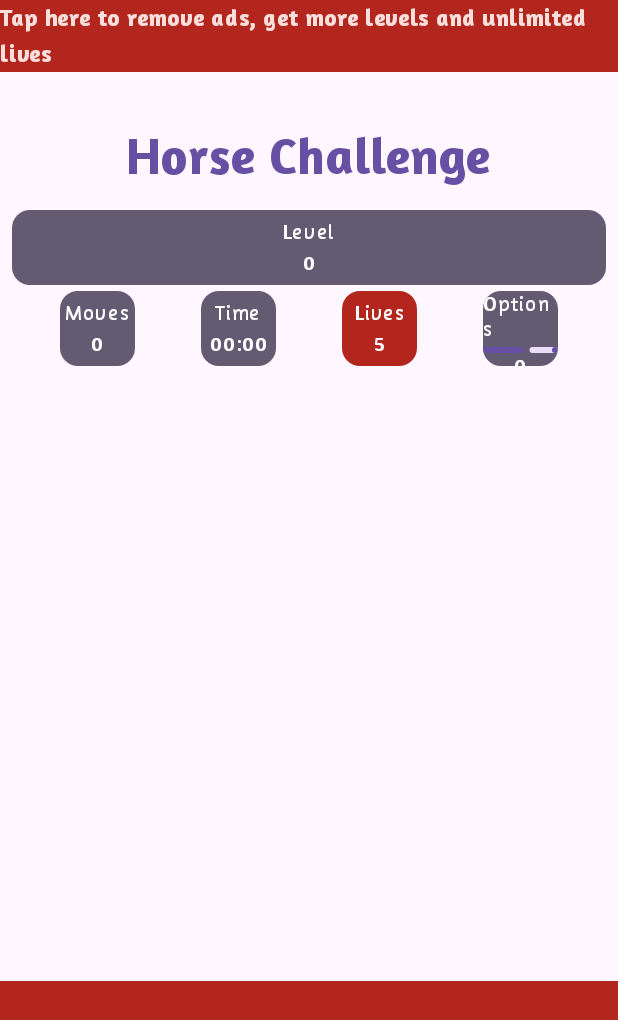
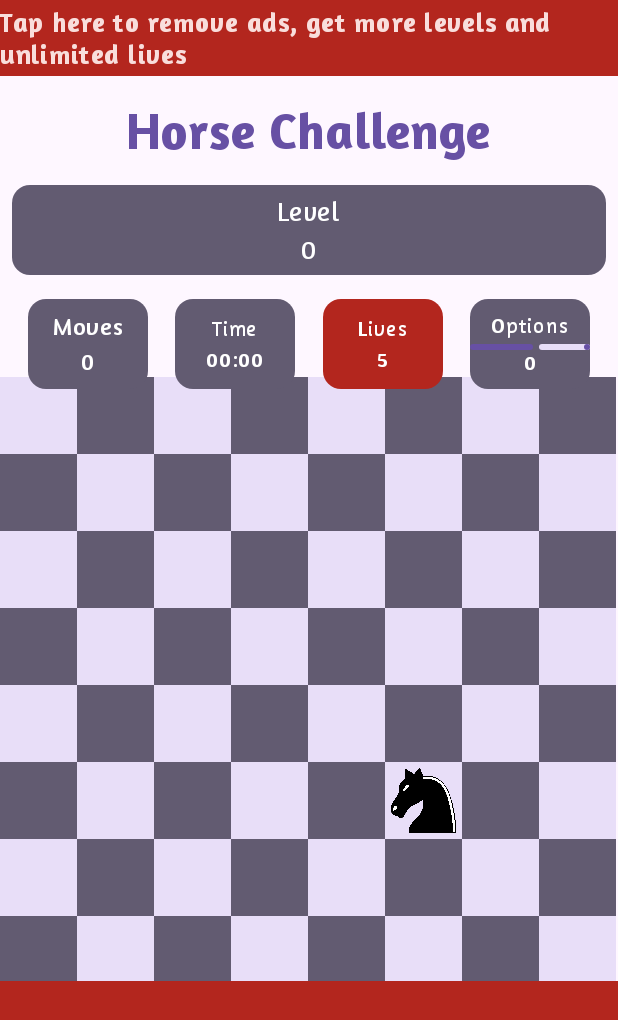
Before and after one commit to ErichSchnell/HorseGame, an Android app built with Jetpack Compose: the screen it shows after launch (MainActivity), on a phone screen of 412 x 824 dp. Shown: the top 1020 px of the screen. Run offline under Robolectric (Android 15) with nearby library versions, the phone set to English and light mode, and no system bars; our stand-ins replace Dagger/Hilt's generated code, constraintlayout-compose, livedata-compose.

Commit message:
Se agrego tablero - diseño free terminado

```diff
--- a/app/src/main/java/com/example/horsechallenge/horseGame/ui/HorseGameScreen.kt
+++ b/app/src/main/java/com/example/horsechallenge/horseGame/ui/HorseGameScreen.kt
@@ -33,67 +33,12 @@ import androidx.compose.ui.res.painterResource
 import androidx.compose.ui.text.font.FontWeight
 import androidx.compose.ui.unit.dp
 import androidx.compose.ui.unit.sp
+import androidx.constraintlayout.compose.ChainStyle
 import androidx.constraintlayout.compose.ConstraintLayout
 import androidx.constraintlayout.compose.ConstraintSet
 import com.example.horsechallenge.R
 import com.example.horsechallenge.horseGame.ui.model.ItemModel
 import com.example.horsechallenge.ui.theme.amaranthFamily
-
-fun homeConstraints(): ConstraintSet{
-    return ConstraintSet{
-        val textFreeRef = createRefFor("textFreeRef")
-        val textTitleRef = createRefFor("textTitleRef")
-        val cardLevelRef = createRefFor("cardLevelRef")
-        val cardMovesRef = createRefFor("cardMovesRef")
-        val cardTimeRef = createRefFor("cardTimeRef")
-        val cardLivesRef = createRefFor("cardLivesRef")
-        val cardOptionsRef = createRefFor("cardOptionsRef")
-        val boxPublicityRef = createRefFor("boxPublicityRef")
-        val topTitleGuide = createGuidelineFromTop(0.1f)
-
-        constrain(textFreeRef){
-            top.linkTo(parent.top)
-            start.linkTo(parent.start)
-            end.linkTo(parent.end)
-        }
-        constrain(textTitleRef){
-            top.linkTo(topTitleGuide)
-            start.linkTo(parent.start)
-            end.linkTo(parent.end)
-        }
-        constrain(cardLevelRef){
-            top.linkTo(textTitleRef.bottom, margin = 16.dp)
-            start.linkTo(parent.start)
-            end.linkTo(parent.end)
-        }
-        constrain(cardMovesRef){
-            top.linkTo(cardLevelRef.bottom)
-            start.linkTo(parent.start)
-            end.linkTo(cardTimeRef.start)
-        }
-        constrain(cardTimeRef){
-            top.linkTo(cardLevelRef.bottom)
-            start.linkTo(cardMovesRef.end)
-            end.linkTo(cardLivesRef.start)
-        }
-        constrain(cardLivesRef){
-            top.linkTo(cardLevelRef.bottom)
-            start.linkTo(cardTimeRef.end)
-            end.linkTo(cardOptionsRef.start)
-        }
-        constrain(cardOptionsRef){
-            top.linkTo(cardLevelRef.bottom)
-            start.linkTo(cardLivesRef.end)
-            end.linkTo(parent.end)
-        }
-        constrain(boxPublicityRef){
-            bottom.linkTo(parent.bottom)
-            start.linkTo(parent.start)
-            end.linkTo(parent.end)
-        }
-
-    }
-}
 
 @Composable
 fun HorseGameScreen(horseGameViewModel: HorseGameViewModel) {
@@ -111,20 +56,26 @@ fun HorseGameScreen(horseGameViewModel: HorseGameViewModel) {
 
     val table by horseGameViewModel.table
 
-
-//    BoxWithConstraints {
-        val constraints = homeConstraints()
+    val constraints = horseGameViewModel.homeConstraints()
     ConstraintLayout(constraints){
         AlertFree(Modifier.layoutId("textFreeRef")){}
+
         Title(Modifier.layoutId("textTitleRef"))
+
         Level(modifier = Modifier.layoutId("cardLevelRef"), level = 0)
+
         Moves(modifier = Modifier.layoutId("cardMovesRef"), moves = 0)
         Time(modifier = Modifier.layoutId("cardTimeRef"), time = "00:00")
         Lives(modifier = Modifier.layoutId("cardLivesRef"), lives = 5)
         Options(modifier = Modifier.layoutId("cardOptionsRef"), options = 0)
+
+        Tablero(modifier = Modifier.layoutId("tableRef"), table = table, isAppPremium = false)
+        FinishedGame(modifier = Modifier.layoutId("finishedGameRef"), showFinishedGame = false)
+
+        Credits(modifier = Modifier.layoutId("creditsRef"))
+
         Publicidad(modifier = Modifier.layoutId("boxPublicityRef"), show = true)
     }
-//    }
 
 
     /*Column(modifier = Modifier
@@ -161,15 +112,19 @@ fun HorseGameScreen(horseGameViewModel: HorseGameViewModel) {
 
 @Composable
 fun AlertFree(modifier: Modifier, onClickAlert: () -> Unit) {
+    Box(modifier = modifier
+        .background(MaterialTheme.colorScheme.error)
+        .fillMaxWidth()
+        .padding(vertical = 4.dp),
+        contentAlignment = Alignment.Center
+    ){
         Text(
-        modifier = modifier
-            .fillMaxWidth()
-            .background(MaterialTheme.colorScheme.error),
             text = "Tap here to remove ads, get more levels and unlimited lives",
             fontFamily = amaranthFamily,
             fontWeight = FontWeight.Bold,
             color = MaterialTheme.colorScheme.errorContainer
         )
+    }
 
 
     /*
@@ -193,47 +148,6 @@ fun AlertFree(modifier: Modifier, onClickAlert: () -> Unit) {
     //}*/
 }
 
-//@Composable
-//fun Body(
-//    modifier: Modifier,
-//    level: Int,
-//    moves: Int,
-//    time: String,
-//    lives: Int,
-//    options: Int,
-//    table: List<List<ItemModel>>,
-//    showFinishedGame: Boolean,
-//    isAppPremium: Boolean
-//) {
-//    val scrollState = rememberScrollState()
-//    Column(modifier = modifier.verticalScroll(scrollState), horizontalAlignment = Alignment.CenterHorizontally){
-//        Title(Modifier.layoutId("textTitleRef"))
-//        Spacer(modifier = Modifier.size(30.dp))
-//
-//        Level(level)
-//        Spacer(modifier = Modifier.size(10.dp))
-//
-//        Row(modifier = Modifier
-//            .fillMaxWidth()
-//            .padding(horizontal = 32.dp)){
-//            Moves(moves, Modifier.weight(1f))
-//            Time(time, Modifier.weight(1f))
-//            Lives(Modifier.weight(1f), lives, isAppPremium)
-//            Options(options, Modifier.weight(1f))
-//        }
-//        Spacer(modifier = Modifier.size(30.dp))
-//
-//        Box(modifier = Modifier.fillMaxWidth()) {
-//            Tablero(table, isAppPremium)
-//            FinishedGame(Modifier.align(Alignment.Center),showFinishedGame)
-//        }
-//        Spacer(modifier = Modifier.size(15.dp))
-//
-//        Credits()
-//    }
-//
-//}
-
 @Composable
 fun Title(modifier: Modifier) {
     Text(
@@ -248,8 +162,8 @@ fun Level(modifier: Modifier, level: Int) {
     Card(
         modifier = modifier
             .fillMaxWidth()
-            .padding(horizontal = 8.dp)
-            .size(50.dp),
+            .padding(start = 8.dp, end = 8.dp, bottom = 16.dp)
+            .size(60.dp),
         colors = CardDefaults.cardColors(containerColor = MaterialTheme.colorScheme.secondary)
     ) {
         Spacer(modifier = Modifier.weight(1f))
@@ -259,13 +173,13 @@ fun Level(modifier: Modifier, level: Int) {
                 .padding(bottom = 4.dp)
                 .align(Alignment.CenterHorizontally),
             color = MaterialTheme.colorScheme.onSecondary,
-            style = MaterialTheme.typography.bodySmall
+            style = MaterialTheme.typography.bodyLarge
         )
         Text(
             text = level.toString(),
             modifier = Modifier.align(Alignment.CenterHorizontally),
             color = MaterialTheme.colorScheme.onSecondary,
-            style = MaterialTheme.typography.bodySmall
+            style = MaterialTheme.typography.bodyLarge
         )
         Spacer(modifier = Modifier.weight(1f))
     }
@@ -274,8 +188,8 @@ fun Level(modifier: Modifier, level: Int) {
 fun Moves(moves: Int, modifier: Modifier) {
     Card(
         modifier = modifier
-            .padding(4.dp)
-            .size(50.dp),
+            .width(80.dp)
+            .size(60.dp),
         colors = CardDefaults.cardColors(containerColor = MaterialTheme.colorScheme.secondary)
     ) {
         Spacer(modifier = Modifier.weight(1f))
@@ -285,13 +199,13 @@ fun Moves(moves: Int, modifier: Modifier) {
                 .padding(bottom = 4.dp)
                 .align(Alignment.CenterHorizontally),
             color = MaterialTheme.colorScheme.onSecondary,
-            style = MaterialTheme.typography.bodySmall
+            style = MaterialTheme.typography.bodyMedium
         )
         Text(
             text = moves.toString(),
             modifier = Modifier.align(Alignment.CenterHorizontally),
             color = MaterialTheme.colorScheme.onSecondary,
-            style = MaterialTheme.typography.bodySmall
+            style = MaterialTheme.typography.bodyMedium
         )
         Spacer(modifier = Modifier.weight(1f))
     }
@@ -300,8 +214,8 @@ fun Moves(moves: Int, modifier: Modifier) {
 fun Time(time: String, modifier: Modifier) {
     Card(
         modifier = modifier
-            .padding(4.dp)
-            .size(50.dp),
+            .width(80.dp)
+            .size(60.dp),
         colors = CardDefaults.cardColors(containerColor = MaterialTheme.colorScheme.secondary)
     ) {
         Spacer(modifier = Modifier.weight(1f))
@@ -333,8 +247,8 @@ fun Lives(modifier: Modifier, lives: Int, isAppPremium: Boolean = false) {
 
     Card(
         modifier = modifier
-            .padding(4.dp)
-            .size(50.dp),
+            .width(80.dp)
+            .size(60.dp),
         colors = CardDefaults.cardColors(containerColor = cardColor)
     ) {
         Spacer(modifier = Modifier.weight(1f))
@@ -359,8 +273,8 @@ fun Lives(modifier: Modifier, lives: Int, isAppPremium: Boolean = false) {
 fun Options(options: Int, modifier: Modifier) {
     Card(
         modifier = modifier
-            .padding(4.dp)
-            .size(50.dp),
+            .width(80.dp)
+            .size(60.dp),
         colors = CardDefaults.cardColors(containerColor = MaterialTheme.colorScheme.secondary)
     ) {
         Spacer(modifier = Modifier.weight(1f))
@@ -384,12 +298,14 @@ fun Options(options: Int, modifier: Modifier) {
 }
 
 @Composable
-fun Tablero(table: List<List<ItemModel>>, isAppPremium: Boolean) {
+fun Tablero(modifier: Modifier, table: List<List<ItemModel>>, isAppPremium: Boolean) {
+    Box(modifier = modifier){
         Column {
             table.forEach { fila ->
                 Row(modifier = Modifier.fillMaxWidth()) {
-                fila.forEach { ite ->
-                    ItemTablero(ite,isAppPremium)
+                    fila.forEach { item ->
+                        ItemTablero(item,isAppPremium)
+                    }
                 }
             }
         }
@@ -440,7 +356,7 @@ fun FinishedGame(modifier: Modifier, showFinishedGame: Boolean) {
         Column(modifier = modifier
             .fillMaxWidth()
             .background(MaterialTheme.colorScheme.onSurfaceVariant)
-            .padding(vertical = 20.dp),
+            ,//.padding(vertical = 20.dp)
             horizontalAlignment = Alignment.CenterHorizontally
         ) {
             Text(
@@ -489,8 +405,10 @@ fun ShareGame(){
 
 @Composable
 fun Credits(modifier: Modifier){
+    Column(modifier = modifier.padding(top = 8.dp)) {
         Text(text = "Move the horse over board to complete all cells.", fontSize = 12.sp, fontFamily = amaranthFamily, fontWeight = FontWeight.Normal)
         Text(text = "Game created by Erich Ezequiel Schnell.", fontSize = 12.sp, fontFamily = amaranthFamily, fontWeight = FontWeight.Normal)
+    }
 }
 
 fun getScreenDimensions(context: Context): Pair<Float, Float> {
--- a/app/src/main/java/com/example/horsechallenge/horseGame/ui/HorseGameViewModel.kt
+++ b/app/src/main/java/com/example/horsechallenge/horseGame/ui/HorseGameViewModel.kt
@@ -3,6 +3,9 @@ package com.example.horsechallenge.horseGame.ui
 import androidx.compose.runtime.MutableState
 import androidx.compose.runtime.mutableStateListOf
 import androidx.compose.runtime.mutableStateOf
+import androidx.compose.ui.unit.dp
+import androidx.constraintlayout.compose.ChainStyle
+import androidx.constraintlayout.compose.ConstraintSet
 import androidx.lifecycle.LiveData
 import androidx.lifecycle.MutableLiveData
 import androidx.lifecycle.ViewModel
@@ -46,6 +49,89 @@ class HorseGameViewModel @Inject constructor(
 
     init {
         inicializarTablero()
+    }
+
+    fun homeConstraints(): ConstraintSet {
+        return ConstraintSet{
+            val textFreeRef = createRefFor("textFreeRef")
+            val textTitleRef = createRefFor("textTitleRef")
+            val cardLevelRef = createRefFor("cardLevelRef")
+            val cardMovesRef = createRefFor("cardMovesRef")
+            val cardTimeRef = createRefFor("cardTimeRef")
+            val cardLivesRef = createRefFor("cardLivesRef")
+            val cardOptionsRef = createRefFor("cardOptionsRef")
+            val tableRef= createRefFor("tableRef")
+            val finishedGameRef= createRefFor("finishedGameRef")
+            val creditsRef= createRefFor("creditsRef")
+            val boxPublicityRef = createRefFor("boxPublicityRef")
+            val topTitleGuide = createGuidelineFromTop(0.08f)
+
+            constrain(textFreeRef){
+                top.linkTo(parent.top)
+                start.linkTo(parent.start)
+                end.linkTo(parent.end)
+            }
+
+            constrain(textTitleRef){
+                top.linkTo(topTitleGuide)
+                start.linkTo(parent.start)
+                end.linkTo(parent.end)
+                width
+            }
+
+            constrain(cardLevelRef){
+                top.linkTo(textTitleRef.bottom, margin = 16.dp)
+                start.linkTo(parent.start)
+                end.linkTo(parent.end)
+            }
+
+            constrain(cardMovesRef){
+                top.linkTo(cardLevelRef.bottom)
+                start.linkTo(parent.start)
+                end.linkTo(cardTimeRef.start)
+            }
+            constrain(cardTimeRef){
+                top.linkTo(cardLevelRef.bottom)
+                start.linkTo(cardMovesRef.end)
+                end.linkTo(cardLivesRef.start)
+            }
+            constrain(cardLivesRef){
+                top.linkTo(cardLevelRef.bottom)
+                start.linkTo(cardTimeRef.end)
+                end.linkTo(cardOptionsRef.start)
+            }
+            constrain(cardOptionsRef){
+                top.linkTo(cardLevelRef.bottom)
+                start.linkTo(cardLivesRef.end)
+                end.linkTo(parent.end)
+            }
+            createHorizontalChain(cardMovesRef,cardTimeRef,cardLivesRef,cardOptionsRef, chainStyle = ChainStyle.Spread)
+
+            constrain(tableRef){
+                top.linkTo(cardMovesRef.bottom)
+                start.linkTo(parent.start)
+                end.linkTo(parent.end)
+                bottom.linkTo(boxPublicityRef.top)
+            }
+            constrain(finishedGameRef){
+                top.linkTo(parent.top)
+                start.linkTo(parent.start)
+                end.linkTo(parent.end)
+                bottom.linkTo(parent.bottom)
+            }
+
+            constrain(creditsRef){
+                start.linkTo(parent.start)
+                end.linkTo(parent.end)
+                top.linkTo(tableRef.bottom)
+            }
+
+            constrain(boxPublicityRef){
+                bottom.linkTo(parent.bottom)
+                start.linkTo(parent.start)
+                end.linkTo(parent.end)
+            }
+        }
     }
 
     fun toggleShowAlertFree(state:Boolean) {
--- a/app/src/main/java/com/example/horsechallenge/ui/theme/Type.kt
+++ b/app/src/main/java/com/example/horsechallenge/ui/theme/Type.kt
@@ -36,6 +36,18 @@ val AppTypography = Typography(
         fontSize = 18.sp,
         letterSpacing = 0.15.sp
     ),
+    bodyLarge = TextStyle(
+        fontFamily = amaranthFamily,
+        fontWeight = FontWeight.Normal,
+        fontSize = 18.sp,
+        letterSpacing = 0.5.sp
+    ),
+    bodyMedium = TextStyle(
+        fontFamily = amaranthFamily,
+        fontWeight = FontWeight.Normal,
+        fontSize = 16.sp,
+        letterSpacing = 0.5.sp
+    ),
     bodySmall = TextStyle(
         fontFamily = amaranthFamily,
         fontWeight = FontWeight.Normal,
```
Lines whose indentation alone changed are shown as unchanged.
